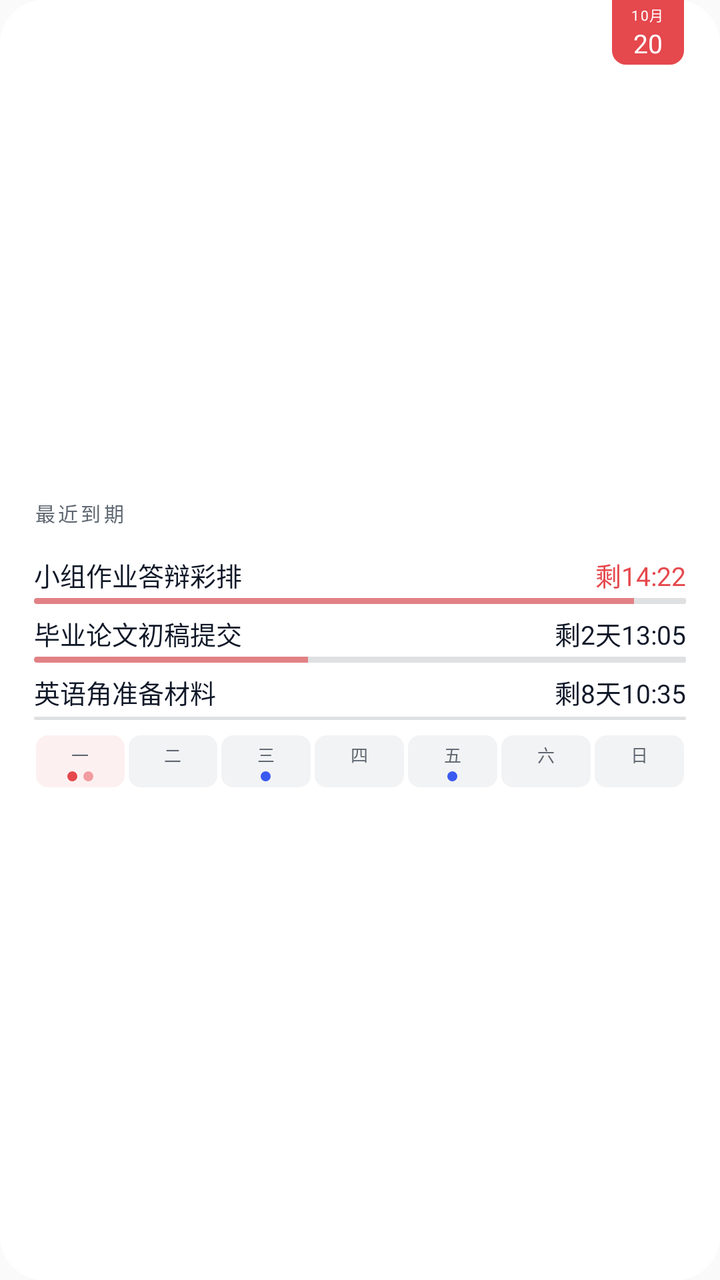
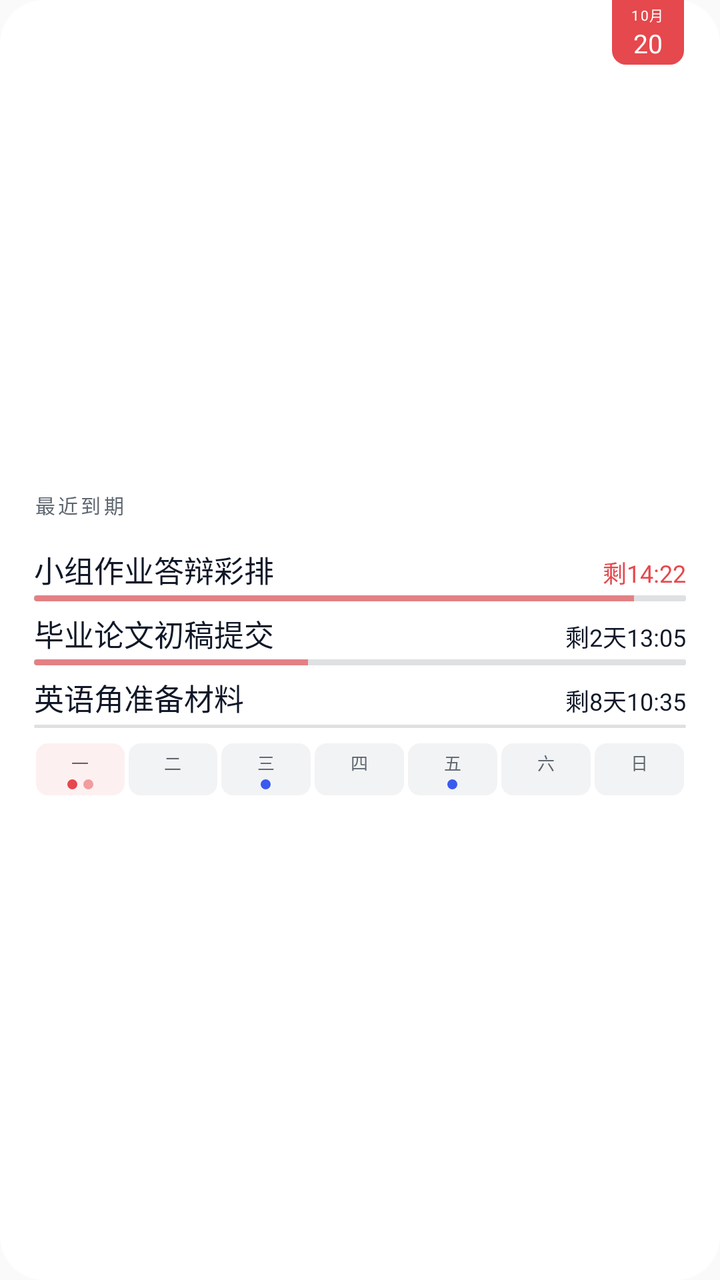

The first picture is an Android layout as it rendered before a commit; the second is the same layout after the commit. The layout source and the unified diff follow.
<!-- AndroidManifest.xml: application theme android:Theme.Material.Light.NoActionBar -->
<!-- res/layout/widget_v3_preview.xml -->
<?xml version="1.0" encoding="utf-8"?>
<FrameLayout xmlns:android="http://schemas.android.com/apk/res/android"
    android:layout_width="match_parent"
    android:layout_height="match_parent"
    android:background="@drawable/widget_bg_light">

    <LinearLayout
        android:layout_width="match_parent"
        android:layout_height="wrap_content"
        android:layout_gravity="center_vertical"
        android:orientation="vertical"
        android:paddingStart="17dp"
        android:paddingTop="11dp"
        android:paddingEnd="17dp"
        android:paddingBottom="8dp">

        <TextView
            android:layout_width="wrap_content"
            android:layout_height="wrap_content"
            android:layout_marginBottom="8dp"
            android:text="最近到期"
            android:textColor="#FF5F6771"
            android:textSize="10sp"
            android:letterSpacing="0.14"
/>

        
        <LinearLayout
            android:layout_width="match_parent"
            android:layout_height="wrap_content"
            android:layout_marginTop="6dp"
            android:orientation="vertical">

            <LinearLayout
                android:layout_width="match_parent"
                android:layout_height="wrap_content"
                android:orientation="horizontal">

                <TextView
                    android:layout_width="0dp"
                    android:layout_height="wrap_content"
                    android:layout_weight="1"
                    android:text="小组作业答辩彩排"
                    android:textColor="#FF101828"
                    android:textSize="13sp"
                    android:maxLines="1"
                    android:ellipsize="end"
/>

                <TextView
                    android:layout_width="wrap_content"
                    android:layout_height="wrap_content"
                    android:layout_marginStart="10dp"
                    android:text="剩14:22"
                    android:textColor="#FFE5484D"
                    android:textSize="13sp"
                    android:maxLines="1"
/>
            </LinearLayout>

            <FrameLayout
                android:layout_width="match_parent"
                android:layout_height="wrap_content"
                android:layout_marginTop="2dp">

                <TextView
                    android:layout_width="match_parent"
                    android:layout_height="3dp"
                    android:background="@drawable/widget_ruler_track_light" />

                <ProgressBar
                    style="@android:style/Widget.ProgressBar.Horizontal"
                    android:layout_width="match_parent"
                    android:layout_height="3dp"
                    android:max="100"
                    android:progress="92"
                    android:progressDrawable="@drawable/widget_ruler_progress" />
            </FrameLayout>
        </LinearLayout>

        
        <LinearLayout
            android:layout_width="match_parent"
            android:layout_height="wrap_content"
            android:layout_marginTop="5dp"
            android:orientation="vertical">

            <LinearLayout
                android:layout_width="match_parent"
                android:layout_height="wrap_content"
                android:orientation="horizontal">

                <TextView
                    android:layout_width="0dp"
                    android:layout_height="wrap_content"
                    android:layout_weight="1"
                    android:text="毕业论文初稿提交"
                    android:textColor="#FF101828"
                    android:textSize="13sp"
                    android:maxLines="1"
                    android:ellipsize="end"
/>

                <TextView
                    android:layout_width="wrap_content"
                    android:layout_height="wrap_content"
                    android:layout_marginStart="10dp"
                    android:text="剩2天13:05"
                    android:textColor="#FF101828"
                    android:textSize="13sp"
                    android:maxLines="1"
/>
            </LinearLayout>

            <FrameLayout
                android:layout_width="match_parent"
                android:layout_height="wrap_content"
                android:layout_marginTop="2dp">

                <TextView
                    android:layout_width="match_parent"
                    android:layout_height="3dp"
                    android:background="@drawable/widget_ruler_track_light" />

                <ProgressBar
                    style="@android:style/Widget.ProgressBar.Horizontal"
                    android:layout_width="match_parent"
                    android:layout_height="3dp"
                    android:max="100"
                    android:progress="42"
                    android:progressDrawable="@drawable/widget_ruler_progress" />
            </FrameLayout>
        </LinearLayout>

        
        <LinearLayout
            android:layout_width="match_parent"
            android:layout_height="wrap_content"
            android:layout_marginTop="5dp"
            android:orientation="vertical">

            <LinearLayout
                android:layout_width="match_parent"
                android:layout_height="wrap_content"
                android:orientation="horizontal">

                <TextView
                    android:layout_width="0dp"
                    android:layout_height="wrap_content"
                    android:layout_weight="1"
                    android:text="英语角准备材料"
                    android:textColor="#FF101828"
                    android:textSize="13sp"
                    android:maxLines="1"
                    android:ellipsize="end"
/>

                <TextView
                    android:layout_width="wrap_content"
                    android:layout_height="wrap_content"
                    android:layout_marginStart="10dp"
                    android:text="剩8天10:35"
                    android:textColor="#FF101828"
                    android:textSize="13sp"
                    android:maxLines="1"
/>
            </LinearLayout>

            <FrameLayout
                android:layout_width="match_parent"
                android:layout_height="3dp"
                android:layout_marginTop="2dp">

                <TextView
                    android:layout_width="match_parent"
                    android:layout_height="1.5dp"
                    android:layout_gravity="center_vertical"
                    android:background="@drawable/widget_ruler_track_light" />
            </FrameLayout>
        </LinearLayout>

        
        <LinearLayout
            android:layout_width="match_parent"
            android:layout_height="wrap_content"
            android:layout_marginTop="7dp"
            android:orientation="horizontal">

            <LinearLayout
                android:layout_width="0dp"
                android:layout_height="wrap_content"
                android:layout_marginStart="1dp"
                android:layout_marginEnd="1dp"
                android:layout_weight="1"
                android:background="@drawable/widget_cell_today_light"
                android:gravity="center_horizontal"
                android:orientation="vertical"
                android:paddingTop="3dp"
                android:paddingBottom="3dp">

                <TextView
                    android:layout_width="wrap_content"
                    android:layout_height="wrap_content"
                    android:text="一"
                    android:textColor="#FF5F6771"
                    android:textSize="8.5sp" />

                <LinearLayout
                    android:layout_width="wrap_content"
                    android:layout_height="5dp"
                    android:layout_marginTop="2dp"
                    android:gravity="center"
                    android:orientation="horizontal">

                    <TextView
                        android:layout_width="5dp"
                        android:layout_height="5dp"
                        android:background="@drawable/dot_red" />

                    <TextView
                        android:layout_width="5dp"
                        android:layout_height="5dp"
                        android:layout_marginStart="3dp"
                        android:background="@drawable/dot_red_soft" />
                </LinearLayout>
            </LinearLayout>

            <LinearLayout
                android:layout_width="0dp"
                android:layout_height="wrap_content"
                android:layout_marginStart="1dp"
                android:layout_marginEnd="1dp"
                android:layout_weight="1"
                android:background="@drawable/widget_cell_light"
                android:gravity="center_horizontal"
                android:orientation="vertical"
                android:paddingTop="3dp"
                android:paddingBottom="3dp">

                <TextView
                    android:layout_width="wrap_content"
                    android:layout_height="wrap_content"
                    android:text="二"
                    android:textColor="#FF5F6771"
                    android:textSize="8.5sp" />

                <LinearLayout
                    android:layout_width="wrap_content"
                    android:layout_height="5dp"
                    android:layout_marginTop="2dp"
                    android:gravity="center"
                    android:orientation="horizontal" />
            </LinearLayout>

            <LinearLayout
                android:layout_width="0dp"
                android:layout_height="wrap_content"
                android:layout_marginStart="1dp"
                android:layout_marginEnd="1dp"
                android:layout_weight="1"
                android:background="@drawable/widget_cell_light"
                android:gravity="center_horizontal"
                android:orientation="vertical"
                android:paddingTop="3dp"
                android:paddingBottom="3dp">

                <TextView
                    android:layout_width="wrap_content"
                    android:layout_height="wrap_content"
                    android:text="三"
                    android:textColor="#FF5F6771"
                    android:textSize="8.5sp" />

                <LinearLayout
                    android:layout_width="wrap_content"
                    android:layout_height="5dp"
                    android:layout_marginTop="2dp"
                    android:gravity="center"
                    android:orientation="horizontal">

                    <TextView
                        android:layout_width="5dp"
                        android:layout_height="5dp"
                        android:background="@drawable/dot_ind_light" />
                </LinearLayout>
            </LinearLayout>

            <LinearLayout
                android:layout_width="0dp"
                android:layout_height="wrap_content"
                android:layout_marginStart="1dp"
                android:layout_marginEnd="1dp"
                android:layout_weight="1"
                android:background="@drawable/widget_cell_light"
                android:gravity="center_horizontal"
                android:orientation="vertical"
                android:paddingTop="3dp"
                android:paddingBottom="3dp">

                <TextView
                    android:layout_width="wrap_content"
                    android:layout_height="wrap_content"
                    android:text="四"
                    android:textColor="#FF5F6771"
                    android:textSize="8.5sp" />

                <LinearLayout
                    android:layout_width="wrap_content"
                    android:layout_height="5dp"
                    android:layout_marginTop="2dp"
                    android:gravity="center"
                    android:orientation="horizontal" />
            </LinearLayout>

            <LinearLayout
                android:layout_width="0dp"
                android:layout_height="wrap_content"
                android:layout_marginStart="1dp"
                android:layout_marginEnd="1dp"
                android:layout_weight="1"
                android:background="@drawable/widget_cell_light"
                android:gravity="center_horizontal"
                android:orientation="vertical"
                android:paddingTop="3dp"
                android:paddingBottom="3dp">

                <TextView
                    android:layout_width="wrap_content"
                    android:layout_height="wrap_content"
                    android:text="五"
                    android:textColor="#FF5F6771"
                    android:textSize="8.5sp" />

                <LinearLayout
                    android:layout_width="wrap_content"
                    android:layout_height="5dp"
                    android:layout_marginTop="2dp"
                    android:gravity="center"
                    android:orientation="horizontal">

                    <TextView
                        android:layout_width="5dp"
                        android:layout_height="5dp"
                        android:background="@drawable/dot_ind_light" />
                </LinearLayout>
            </LinearLayout>

            <LinearLayout
                android:layout_width="0dp"
                android:layout_height="wrap_content"
                android:layout_marginStart="1dp"
                android:layout_marginEnd="1dp"
                android:layout_weight="1"
                android:background="@drawable/widget_cell_light"
                android:gravity="center_horizontal"
                android:orientation="vertical"
                android:paddingTop="3dp"
                android:paddingBottom="3dp">

                <TextView
                    android:layout_width="wrap_content"
                    android:layout_height="wrap_content"
                    android:text="六"
                    android:textColor="#FF5F6771"
                    android:textSize="8.5sp" />

                <LinearLayout
                    android:layout_width="wrap_content"
                    android:layout_height="5dp"
                    android:layout_marginTop="2dp"
                    android:gravity="center"
                    android:orientation="horizontal" />
            </LinearLayout>

            <LinearLayout
                android:layout_width="0dp"
                android:layout_height="wrap_content"
                android:layout_marginStart="1dp"
                android:layout_marginEnd="1dp"
                android:layout_weight="1"
                android:background="@drawable/widget_cell_light"
                android:gravity="center_horizontal"
                android:orientation="vertical"
                android:paddingTop="3dp"
                android:paddingBottom="3dp">

                <TextView
                    android:layout_width="wrap_content"
                    android:layout_height="wrap_content"
                    android:text="日"
                    android:textColor="#FF5F6771"
                    android:textSize="8.5sp" />

                <LinearLayout
                    android:layout_width="wrap_content"
                    android:layout_height="5dp"
                    android:layout_marginTop="2dp"
                    android:gravity="center"
                    android:orientation="horizontal" />
            </LinearLayout>
        </LinearLayout>
    </LinearLayout>

    <LinearLayout
        android:layout_width="36dp"
        android:layout_height="wrap_content"
        android:layout_gravity="top|end"
        android:layout_marginEnd="18dp"
        android:background="@drawable/widget_calpg_light"
        android:gravity="center_horizontal"
        android:orientation="vertical"
        android:paddingTop="2dp"
        android:paddingBottom="2dp">

        <TextView
            android:layout_width="wrap_content"
            android:layout_height="wrap_content"
            android:text="10月"
            android:textColor="#FFFFFFFF"
            android:textSize="7sp"
            android:letterSpacing="0.08"
/>

        <TextView
            android:layout_width="wrap_content"
            android:layout_height="wrap_content"
            android:text="20"
            android:textColor="#FFFFFFFF"
            android:textSize="13sp"
/>
    </LinearLayout>
</FrameLayout>
<!-- resources referenced by this layout -->
<resources>
  <!-- drawable dot_ind_light (drawable) -->
  <?xml version="1.0" encoding="utf-8"?>
  <shape xmlns:android="http://schemas.android.com/apk/res/android" android:shape="oval">
      <solid android:color="#FF3A5AF0" />
  </shape>
  <!-- drawable dot_red (drawable) -->
  <?xml version="1.0" encoding="utf-8"?>
  <shape xmlns:android="http://schemas.android.com/apk/res/android" android:shape="oval">
      <solid android:color="#FFE5484D" />
  </shape>
  <!-- drawable dot_red_soft (drawable) -->
  <?xml version="1.0" encoding="utf-8"?>
  <shape xmlns:android="http://schemas.android.com/apk/res/android" android:shape="oval">
      <solid android:color="#80E5484D" />
  </shape>
  <!-- drawable widget_bg_light (drawable) -->
  <?xml version="1.0" encoding="utf-8"?>
  <shape xmlns:android="http://schemas.android.com/apk/res/android">
      <solid android:color="#FFFFFFFF" />
      <corners android:radius="22dp" />
  </shape>
  <!-- drawable widget_calpg_light (drawable) -->
  <?xml version="1.0" encoding="utf-8"?>
  <shape xmlns:android="http://schemas.android.com/apk/res/android">
      <solid android:color="#FFE5484D" />
      <corners android:bottomLeftRadius="7dp" android:bottomRightRadius="7dp" />
  </shape>
  <!-- drawable widget_cell_light (drawable) -->
  <?xml version="1.0" encoding="utf-8"?>
  <shape xmlns:android="http://schemas.android.com/apk/res/android">
      <solid android:color="#0D101828" />
      <corners android:radius="6dp" />
  </shape>
  <!-- drawable widget_cell_today_light (drawable) -->
  <?xml version="1.0" encoding="utf-8"?>
  <shape xmlns:android="http://schemas.android.com/apk/res/android">
      <solid android:color="#14E5484D" />
      <corners android:radius="6dp" />
  </shape>
  <!-- drawable widget_ruler_progress (drawable) -->
  <?xml version="1.0" encoding="utf-8"?>
  <layer-list xmlns:android="http://schemas.android.com/apk/res/android">
      <item android:id="@android:id/progress">
          <clip>
              <shape android:shape="rectangle">
                  <corners android:radius="2dp" />
                  <solid android:color="#9EE5484D" />
              </shape>
          </clip>
      </item>
  </layer-list>
  <!-- drawable widget_ruler_track_light (drawable) -->
  <?xml version="1.0" encoding="utf-8"?>
  <shape xmlns:android="http://schemas.android.com/apk/res/android">
      <solid android:color="#22101828" />
      <corners android:radius="1dp" />
  </shape>
</resources>

<!-- the commit's change to res/layout/widget_v3_preview.xml (unified diff, before → after) -->
@@ -42,7 +42,7 @@
                     android:layout_weight="1"
                     android:text="小组作业答辩彩排"
                     android:textColor="#FF101828"
-                    android:textSize="13sp"
+                    android:textSize="15sp"
                     android:maxLines="1"
                     android:ellipsize="end"
 />
@@ -53,7 +53,7 @@
                     android:layout_marginStart="10dp"
                     android:text="剩14:22"
                     android:textColor="#FFE5484D"
-                    android:textSize="13sp"
+                    android:textSize="12sp"
                     android:maxLines="1"
 />
             </LinearLayout>
@@ -96,7 +96,7 @@
                     android:layout_weight="1"
                     android:text="毕业论文初稿提交"
                     android:textColor="#FF101828"
-                    android:textSize="13sp"
+                    android:textSize="15sp"
                     android:maxLines="1"
                     android:ellipsize="end"
 />
@@ -107,7 +107,7 @@
                     android:layout_marginStart="10dp"
                     android:text="剩2天13:05"
                     android:textColor="#FF101828"
-                    android:textSize="13sp"
+                    android:textSize="12sp"
                     android:maxLines="1"
 />
             </LinearLayout>
@@ -150,7 +150,7 @@
                     android:layout_weight="1"
                     android:text="英语角准备材料"
                     android:textColor="#FF101828"
-                    android:textSize="13sp"
+                    android:textSize="15sp"
                     android:maxLines="1"
                     android:ellipsize="end"
 />
@@ -161,7 +161,7 @@
                     android:layout_marginStart="10dp"
                     android:text="剩8天10:35"
                     android:textColor="#FF101828"
-                    android:textSize="13sp"
+                    android:textSize="12sp"
                     android:maxLines="1"
 />
             </LinearLayout>
